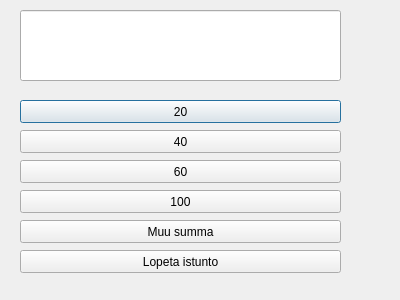
The window that bankautomat/withdraw.ui (T1juko00/Pankkiautomaatti-kouluprojekti) describes before a commit, drawn with Qt 5.
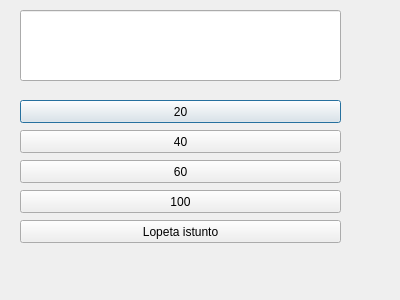
The same window after the commit.

Diff of the .ui file:
```diff
--- a/bankautomat/withdraw.ui
+++ b/bankautomat/withdraw.ui
@@ -65,24 +65,11 @@
     <string>100</string>
    </property>
   </widget>
-  <widget class="QPushButton" name="muuSumma">
-   <property name="geometry">
-    <rect>
-     <x>20</x>
-     <y>220</y>
-     <width>321</width>
-     <height>23</height>
-    </rect>
-   </property>
-   <property name="text">
-    <string>Muu summa</string>
-   </property>
-  </widget>
   <widget class="QPushButton" name="lopetaIstunto">
    <property name="geometry">
     <rect>
      <x>20</x>
-     <y>250</y>
+     <y>220</y>
      <width>321</width>
      <height>23</height>
     </rect>
```
